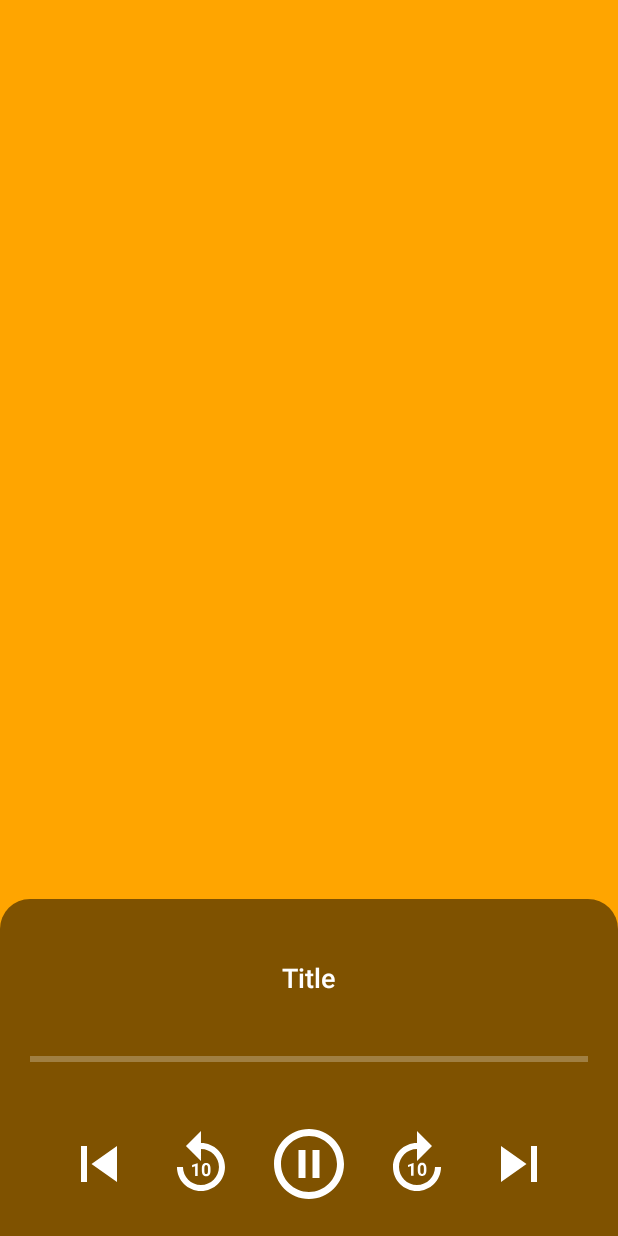
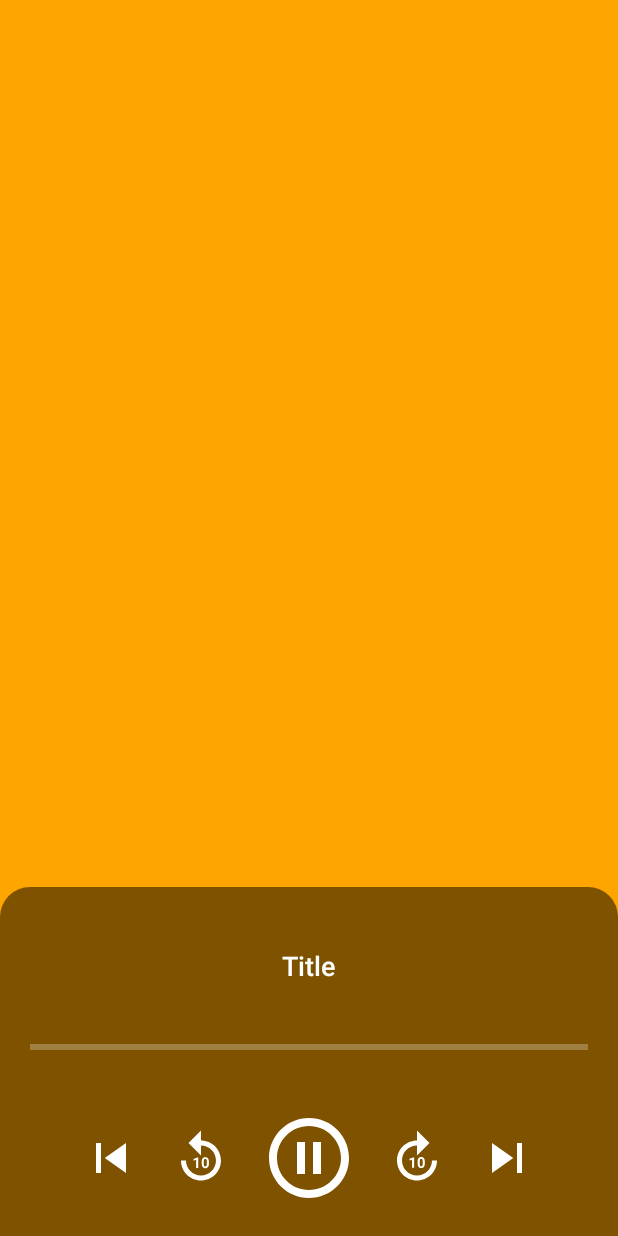
Before and after one commit to ishanvohra2/Music-Box-Android-Application, an Android app: the layout item_player.xml on its own in the app's theme, with its tools: preview values and no code run, on a phone screen of 412 x 824 dp. Run offline under Robolectric (Android 15) with nearby library versions, the phone set to English and light mode, and no system bars; plain views replace StyledPlayerView.

Commit message:
Player control icons resized - item_player.xml

```diff
--- a/app/src/main/res/layout/item_player.xml
+++ b/app/src/main/res/layout/item_player.xml
@@ -57,39 +57,39 @@
 
             <ImageView
                 android:id="@+id/go_back_btn"
-                android:layout_width="48dp"
-                android:layout_height="48dp"
+                android:layout_width="40dp"
+                android:layout_height="40dp"
                 app:tint="@color/white"
                 android:src="@drawable/ic_baseline_skip_previous_24"
                 android:layout_marginEnd="20dp"/>
 
             <ImageView
                 android:id="@+id/replay_10_btn"
-                android:layout_width="48dp"
-                android:layout_height="48dp"
+                android:layout_width="40dp"
+                android:layout_height="40dp"
                 app:tint="@color/white"
                 android:src="@drawable/ic_baseline_replay_10_24"
                 android:layout_marginEnd="20dp"/>
 
             <ImageView
                 android:id="@+id/play_btn"
-                android:layout_width="56dp"
-                android:layout_height="56dp"
+                android:layout_width="64dp"
+                android:layout_height="64dp"
                 app:tint="@color/white"
                 android:src="@drawable/ic_baseline_pause_circle_outline_24"/>
 
             <ImageView
                 android:id="@+id/forward_10_btn"
-                android:layout_width="48dp"
-                android:layout_height="48dp"
+                android:layout_width="40dp"
+                android:layout_height="40dp"
                 app:tint="@color/white"
                 android:src="@drawable/ic_baseline_forward_10_24"
                 android:layout_marginStart="20dp"/>
 
             <ImageView
                 android:id="@+id/go_forward_btn"
-                android:layout_width="48dp"
-                android:layout_height="48dp"
+                android:layout_width="40dp"
+                android:layout_height="40dp"
                 app:tint="@color/white"
                 android:src="@drawable/ic_baseline_skip_next_24"
                 android:layout_marginStart="20dp"/>
```
